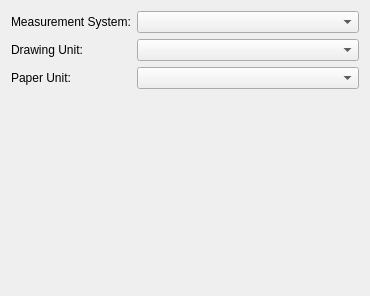
Before: the Qt Designer form scripts/Edit/DrawingPreferences/UnitSettings/PreferencesPage.ui in qcad/qcad, drawn with Qt 5.
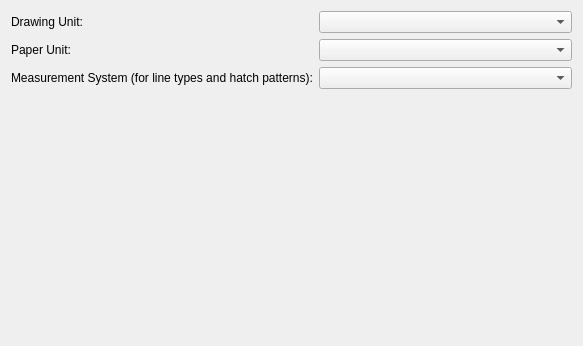
After: the same form once the commit is applied.

Commit message: update preferences label

The edit to the form file:
```diff
--- a/scripts/Edit/DrawingPreferences/UnitSettings/PreferencesPage.ui
+++ b/scripts/Edit/DrawingPreferences/UnitSettings/PreferencesPage.ui
@@ -6,8 +6,8 @@
    <rect>
     <x>0</x>
     <y>0</y>
-    <width>370</width>
-    <height>296</height>
+    <width>583</width>
+    <height>346</height>
    </rect>
   </property>
   <layout class="QFormLayout" name="formLayout">
@@ -31,16 +31,16 @@
    <item row="2" column="1">
     <widget class="QComboBox" name="PaperUnit"/>
    </item>
-   <item row="0" column="0">
-    <widget class="QLabel" name="label_3">
-     <property name="text">
-      <string>Measurement System:</string>
-     </property>
-    </widget>
-   </item>
-   <item row="0" column="1">
+   <item row="3" column="1">
     <widget class="QComboBox" name="Measurement"/>
    </item>
+   <item row="3" column="0">
+    <widget class="QLabel" name="label_3">
+     <property name="text">
+      <string>Measurement System (for line types and hatch patterns):</string>
+     </property>
+    </widget>
+   </item>
   </layout>
  </widget>
  <resources/>
```
